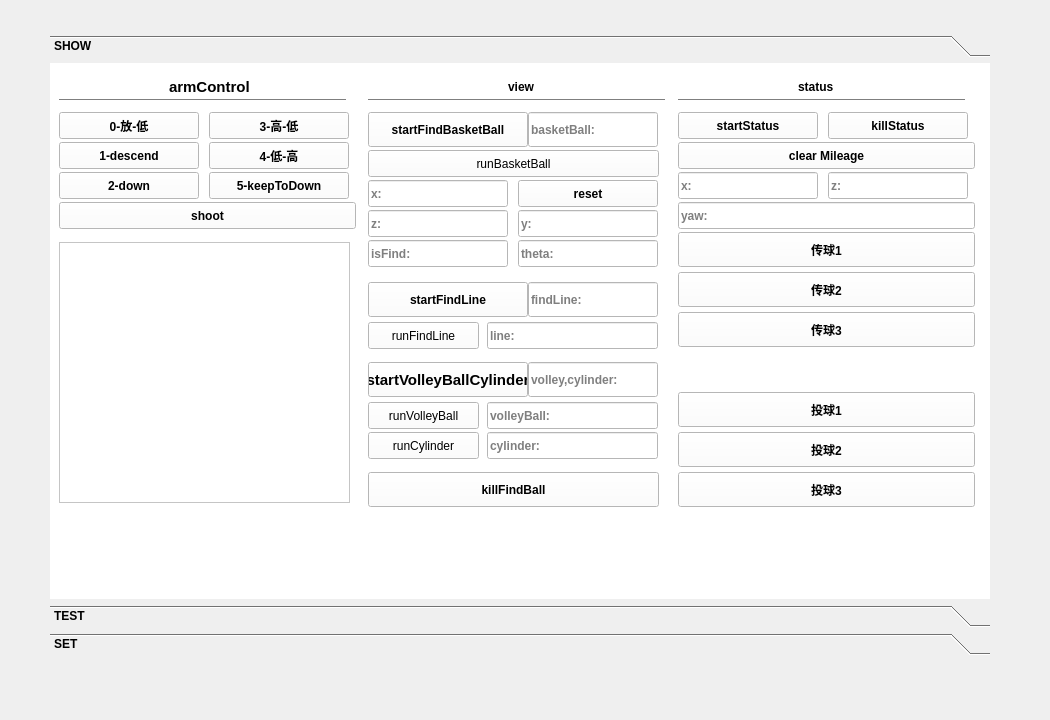
Before: the Qt Designer form ui/mainwindow.ui in nwpu-basketball-robot/rqt_control, drawn with Qt 5.
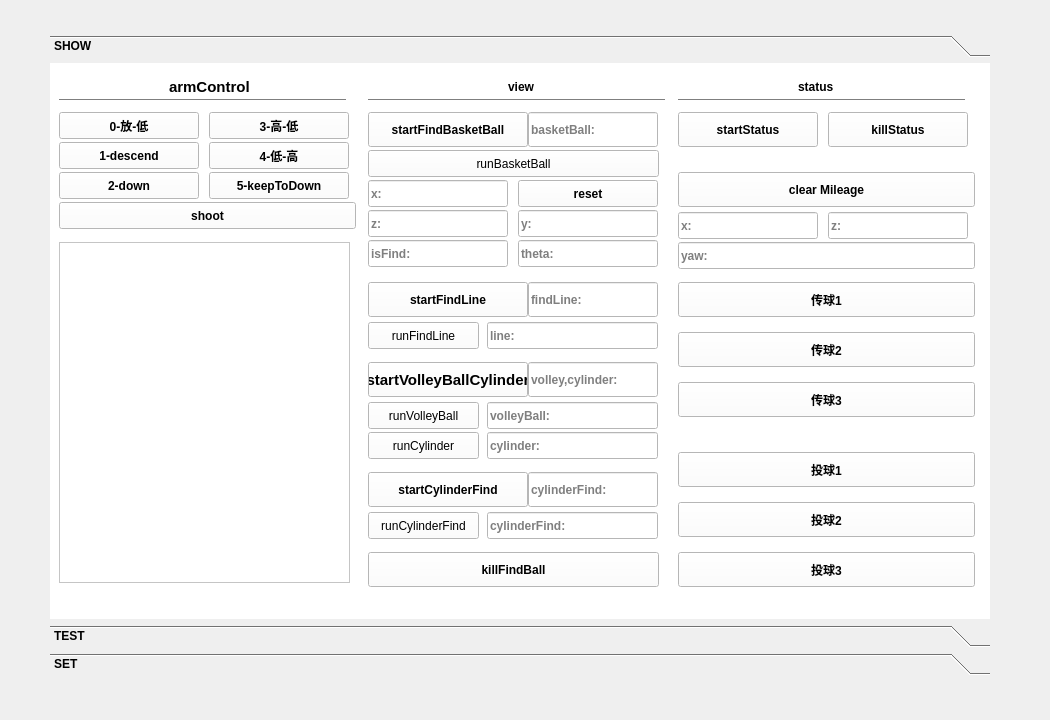
After: the same form once the commit is applied.

Commit message: add object_detect and cylinder_find

Diff of the .ui file:
```diff
--- a/ui/mainwindow.ui
+++ b/ui/mainwindow.ui
@@ -19,7 +19,7 @@
      <x>50</x>
      <y>35</y>
      <width>940</width>
-     <height>620</height>
+     <height>640</height>
     </rect>
    </property>
    <property name="palette">
@@ -449,7 +449,7 @@
       <x>0</x>
       <y>0</y>
       <width>940</width>
-      <height>527</height>
+      <height>547</height>
      </rect>
     </property>
     <property name="font">
@@ -597,7 +597,7 @@
           <x>0</x>
           <y>170</y>
           <width>291</width>
-          <height>261</height>
+          <height>341</height>
          </rect>
         </property>
        </widget>
@@ -898,7 +898,7 @@
         <property name="geometry">
          <rect>
           <x>0</x>
-          <y>400</y>
+          <y>480</y>
           <width>291</width>
           <height>35</height>
          </rect>
@@ -1330,6 +1330,144 @@
          <string>volley,cylinder:</string>
         </property>
        </widget>
+       <widget class="QPushButton" name="startCylinderFind">
+        <property name="geometry">
+         <rect>
+          <x>0</x>
+          <y>400</y>
+          <width>160</width>
+          <height>35</height>
+         </rect>
+        </property>
+        <property name="text">
+         <string>startCylinderFind</string>
+        </property>
+       </widget>
+       <widget class="QLineEdit" name="textCylinderFind">
+        <property name="geometry">
+         <rect>
+          <x>119</x>
+          <y>440</y>
+          <width>171</width>
+          <height>27</height>
+         </rect>
+        </property>
+        <property name="palette">
+         <palette>
+          <active>
+           <colorrole role="ButtonText">
+            <brush brushstyle="SolidPattern">
+             <color alpha="255">
+              <red>0</red>
+              <green>0</green>
+              <blue>0</blue>
+             </color>
+            </brush>
+           </colorrole>
+          </active>
+          <inactive>
+           <colorrole role="ButtonText">
+            <brush brushstyle="SolidPattern">
+             <color alpha="255">
+              <red>0</red>
+              <green>0</green>
+              <blue>0</blue>
+             </color>
+            </brush>
+           </colorrole>
+          </inactive>
+          <disabled>
+           <colorrole role="ButtonText">
+            <brush brushstyle="SolidPattern">
+             <color alpha="255">
+              <red>0</red>
+              <green>0</green>
+              <blue>0</blue>
+             </color>
+            </brush>
+           </colorrole>
+          </disabled>
+         </palette>
+        </property>
+        <property name="placeholderText">
+         <string>cylinderFind:</string>
+        </property>
+       </widget>
+       <widget class="QPushButton" name="runCylinderFind">
+        <property name="geometry">
+         <rect>
+          <x>0</x>
+          <y>440</y>
+          <width>111</width>
+          <height>27</height>
+         </rect>
+        </property>
+        <property name="font">
+         <font>
+          <weight>50</weight>
+          <bold>false</bold>
+         </font>
+        </property>
+        <property name="text">
+         <string>runCylinderFind</string>
+        </property>
+       </widget>
+       <widget class="QLineEdit" name="cylinderFind">
+        <property name="geometry">
+         <rect>
+          <x>160</x>
+          <y>400</y>
+          <width>130</width>
+          <height>35</height>
+         </rect>
+        </property>
+        <property name="palette">
+         <palette>
+          <active>
+           <colorrole role="ButtonText">
+            <brush brushstyle="SolidPattern">
+             <color alpha="255">
+              <red>0</red>
+              <green>0</green>
+              <blue>0</blue>
+             </color>
+            </brush>
+           </colorrole>
+          </active>
+          <inactive>
+           <colorrole role="ButtonText">
+            <brush brushstyle="SolidPattern">
+             <color alpha="255">
+              <red>0</red>
+              <green>0</green>
+              <blue>0</blue>
+             </color>
+            </brush>
+           </colorrole>
+          </inactive>
+          <disabled>
+           <colorrole role="ButtonText">
+            <brush brushstyle="SolidPattern">
+             <color alpha="255">
+              <red>0</red>
+              <green>0</green>
+              <blue>0</blue>
+             </color>
+            </brush>
+           </colorrole>
+          </disabled>
+         </palette>
+        </property>
+        <property name="focusPolicy">
+         <enum>Qt::StrongFocus</enum>
+        </property>
+        <property name="text">
+         <string/>
+        </property>
+        <property name="placeholderText">
+         <string>cylinderFind:</string>
+        </property>
+       </widget>
       </widget>
      </item>
      <item>
@@ -1341,7 +1479,7 @@
         <property name="geometry">
          <rect>
           <x>0</x>
-          <y>200</y>
+          <y>260</y>
           <width>297</width>
           <height>35</height>
          </rect>
@@ -1354,7 +1492,7 @@
         <property name="geometry">
          <rect>
           <x>0</x>
-          <y>160</y>
+          <y>210</y>
           <width>297</width>
           <height>35</height>
          </rect>
@@ -1380,7 +1518,7 @@
         <property name="geometry">
          <rect>
           <x>0</x>
-          <y>360</y>
+          <y>430</y>
           <width>297</width>
           <height>35</height>
          </rect>
@@ -1406,7 +1544,7 @@
         <property name="geometry">
          <rect>
           <x>0</x>
-          <y>240</y>
+          <y>310</y>
           <width>297</width>
           <height>35</height>
          </rect>
@@ -1419,7 +1557,7 @@
         <property name="geometry">
          <rect>
           <x>0</x>
-          <y>320</y>
+          <y>380</y>
           <width>297</width>
           <height>35</height>
          </rect>
@@ -1432,9 +1570,9 @@
         <property name="geometry">
          <rect>
           <x>0</x>
-          <y>70</y>
+          <y>100</y>
           <width>297</width>
-          <height>27</height>
+          <height>35</height>
          </rect>
         </property>
         <property name="text">
@@ -1445,7 +1583,7 @@
         <property name="geometry">
          <rect>
           <x>0</x>
-          <y>400</y>
+          <y>480</y>
           <width>297</width>
           <height>35</height>
          </rect>
@@ -1458,7 +1596,7 @@
         <property name="geometry">
          <rect>
           <x>0</x>
-          <y>100</y>
+          <y>140</y>
           <width>140</width>
           <height>27</height>
          </rect>
@@ -1508,7 +1646,7 @@
         <property name="geometry">
          <rect>
           <x>150</x>
-          <y>100</y>
+          <y>140</y>
           <width>140</width>
           <height>27</height>
          </rect>
@@ -1558,7 +1696,7 @@
         <property name="geometry">
          <rect>
           <x>0</x>
-          <y>130</y>
+          <y>170</y>
           <width>297</width>
           <height>27</height>
          </rect>
@@ -1610,7 +1748,7 @@
           <x>150</x>
           <y>40</y>
           <width>140</width>
-          <height>27</height>
+          <height>35</height>
          </rect>
         </property>
         <property name="text">
@@ -1623,7 +1761,7 @@
           <x>0</x>
           <y>40</y>
           <width>140</width>
-          <height>27</height>
+          <height>35</height>
          </rect>
         </property>
         <property name="text">
```
Left out of the diff: 14 changed lines with no effect on the pictures. The commit also changes 8 other files.
